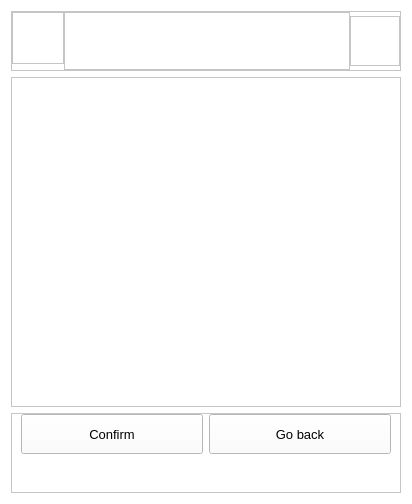
Old version of the form layouts/add_device_confirmation.ui in the repository fedulovs/InventoryUI.
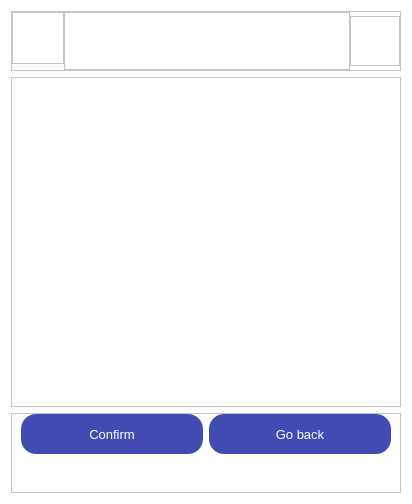
New version of the form.

```diff
--- a/layouts/add_device_confirmation.ui
+++ b/layouts/add_device_confirmation.ui
@@ -260,6 +260,22 @@
                             <height>80</height>
                         </size>
                     </property>
+                    <property name="styleSheet">
+                        <string notr="true">QPushButton {
+                            border-radius: 15;
+                            border: 2 px solid black;
+                            background-color: #414BB2;
+                            color: white
+                            }
+
+                            QPushButton:hover{
+                            border-radius: 15;
+                            border: 4 px solid black;
+                            background-color: rgb(51, 60, 140);
+                            color: white;
+                            }
+                        </string>
+                    </property>
                     <property name="frameShape">
                         <enum>QFrame::StyledPanel</enum>
                     </property>
```
Left out of the diff: 30 changed lines with no effect on the pictures.
